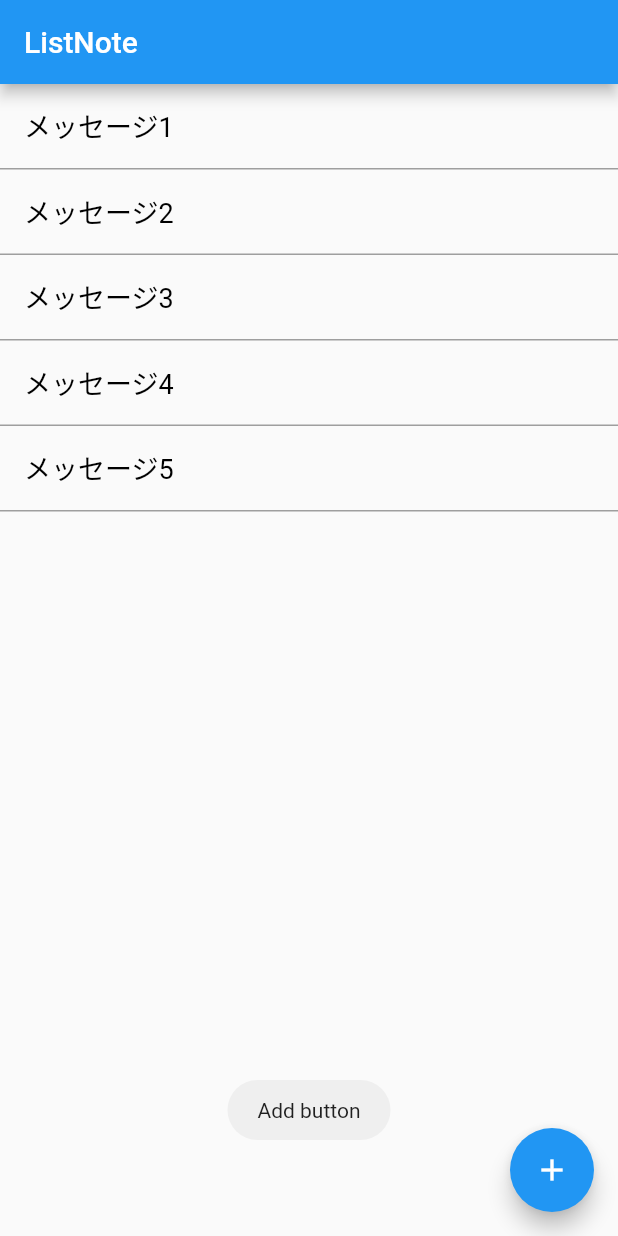
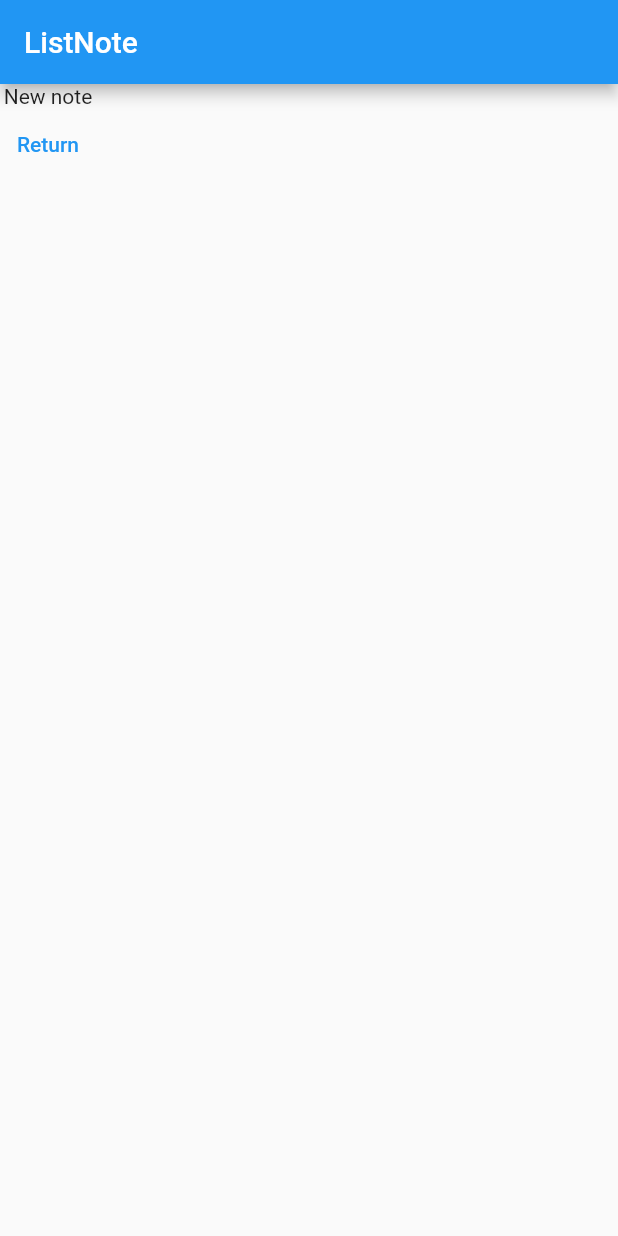
Before and after one commit to koreander2001/listnote, a Flutter app: the screen it shows after launch, after a tap on the "add" icon, on a phone screen of 412 x 824 dp. Run offline on Flutter 3.47's test engine with Material 2 defaults, Android fonts, the phone set to English and light mode, and no system bars; our stand-ins replace flutter_hooks, hooks_riverpod.

Commit message:
メモ閲覧・編集画面への遷移を実装

```diff
--- a/lib/main.dart
+++ b/lib/main.dart
@@ -1,14 +1,15 @@
 import 'package:flutter/material.dart';
 import 'package:hooks_riverpod/hooks_riverpod.dart';
-import 'package:listnote/pages/note_list_page.dart';
+import 'package:listnote/screens/note_edit_screen.dart';
+import 'package:listnote/screens/note_list_screen.dart';
 
 void main() {
-  runApp(const ProviderScope(child: MyApp()));
+  runApp(ProviderScope(
+      child: MaterialApp(
+    home: const NoteListScreen(),
+    routes: <String, WidgetBuilder>{
+      NoteEditScreen.routeName: (BuildContext context) =>
+          const NoteEditScreen(),
+    },
+  )));
 }
-
-class MyApp extends StatelessWidget {
-  const MyApp({Key? key}) : super(key: key);
-
-  @override
-  Widget build(BuildContext context) => const MaterialApp(home: NoteListPage());
-}
--- /dev/null
+++ b/lib/screens/note_edit_screen.dart
@@ -0,0 +1,29 @@
+import 'package:flutter/material.dart';
+import 'package:flutter_hooks/flutter_hooks.dart';
+
+class NoteEditScreen extends HookWidget {
+  const NoteEditScreen({Key? key}) : super(key: key);
+
+  static const routeName = '/edit';
+
+  final String title = 'ListNote';
+
+  @override
+  Widget build(BuildContext context) {
+    final noteTitle = ModalRoute.of(context)!.settings.arguments as String?;
+
+    return MaterialApp(
+      home: Scaffold(
+          appBar: AppBar(title: Text(title)),
+          body: Column(
+            children: [
+              Text(noteTitle ?? 'New note'),
+              TextButton(
+                onPressed: () => Navigator.pop(context),
+                child: const Text('Return'),
+              ),
+            ],
+          )),
+    );
+  }
+}
--- a/lib/pages/note_list_page.dart
+++ b/lib/screens/note_list_screen.dart
@@ -1,7 +1,7 @@
 import 'package:flutter/material.dart';
 import 'package:flutter_hooks/flutter_hooks.dart';
-import 'package:fluttertoast/fluttertoast.dart';
 import 'package:hooks_riverpod/hooks_riverpod.dart';
+import 'package:listnote/screens/note_edit_screen.dart';
 
 final noteListProvider = StateProvider((ref) => [
       'メッセージ1',
@@ -11,8 +11,10 @@ final noteListProvider = StateProvider((ref) => [
       'メッセージ5',
     ]);
 
-class NoteListPage extends HookWidget {
-  const NoteListPage({Key? key}) : super(key: key);
+class NoteListScreen extends HookWidget {
+  const NoteListScreen({Key? key}) : super(key: key);
+
+  static const routeName = '/';
 
   final String title = 'ListNote';
 
@@ -23,16 +25,19 @@ class NoteListPage extends HookWidget {
     return MaterialApp(
       home: Scaffold(
         appBar: AppBar(title: Text(title)),
-        body: ListView(children: noteList.map(_messageItem).toList()),
+        body: ListView(
+            children: noteList
+                .map((message) => _messageItem(context, message))
+                .toList()),
         floatingActionButton: FloatingActionButton(
           child: const Icon(Icons.add),
-          onPressed: () => Fluttertoast.showToast(msg: 'Add button'),
+          onPressed: () => _openEditScreen(context, null),
         ),
       ),
     );
   }
 
-  Widget _messageItem(String message) {
+  Widget _messageItem(BuildContext context, String message) {
     return Container(
       decoration: const BoxDecoration(
         border: Border(bottom: BorderSide(color: Colors.grey, width: 1.0)),
@@ -42,8 +47,12 @@ class NoteListPage extends HookWidget {
           message,
           style: const TextStyle(color: Colors.black, fontSize: 18.0),
         ),
-        onTap: () => Fluttertoast.showToast(msg: message),
+        onTap: () => _openEditScreen(context, message),
       ),
     );
   }
+
+  void _openEditScreen(BuildContext context, String? message) {
+    Navigator.pushNamed(context, NoteEditScreen.routeName, arguments: message);
+  }
 }
```
